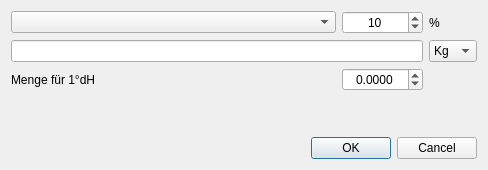
Before: the Qt Designer form kleiner-brauhelfer/dialogs/dlgwasseraufbereitung.ui in kleiner-brauhelfer/kleiner-brauhelfer-2, drawn with Qt 5.
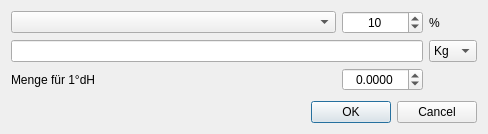
After: the same form once the commit is applied. Custom widgets are drawn as their Qt base class.

Patch:
```diff
--- a/kleiner-brauhelfer/dialogs/dlgwasseraufbereitung.ui
+++ b/kleiner-brauhelfer/dialogs/dlgwasseraufbereitung.ui
@@ -7,7 +7,7 @@
     <x>0</x>
     <y>0</y>
     <width>488</width>
-    <height>170</height>
+    <height>134</height>
    </rect>
   </property>
   <property name="windowTitle">
```
